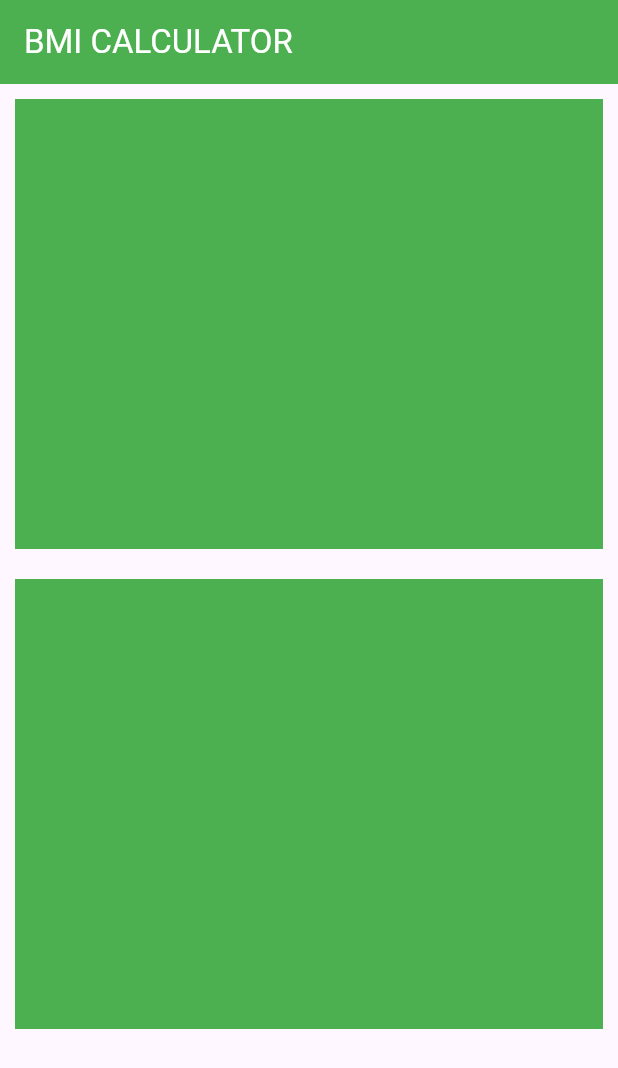
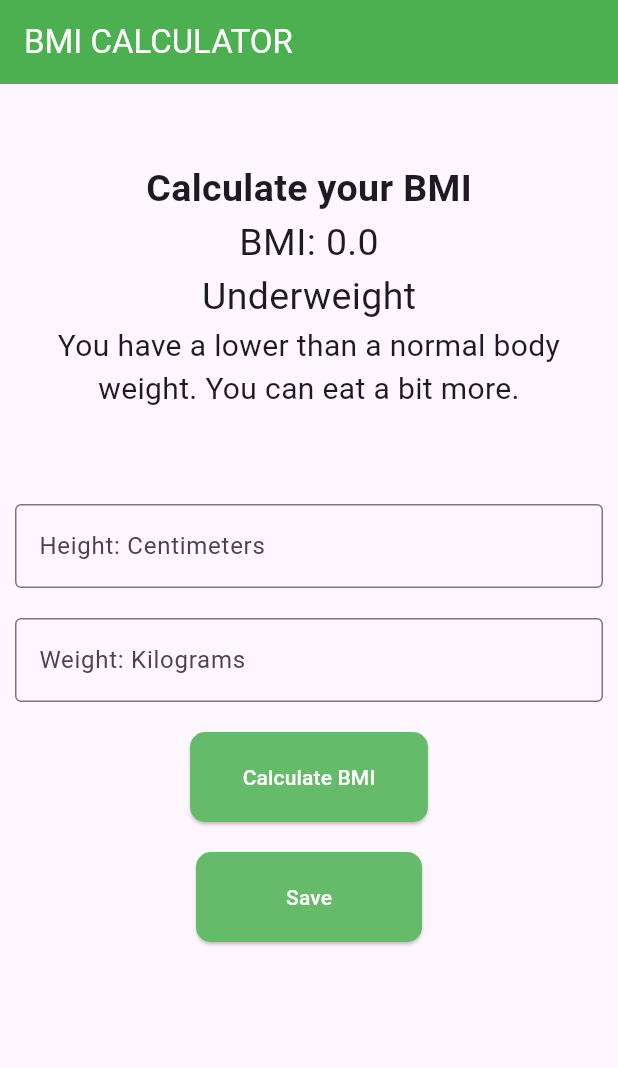
Before and after one commit to jc-lulu/BMI-CALCULATOR, a Flutter app: the screen it shows after launch, on a phone screen of 412 x 824 dp. Shown: the top 1068 px of the screen. Run offline on Flutter 3.47's test engine with Material 3 defaults, Android fonts, the phone set to English and light mode, and no system bars; our stand-ins replace shared_preferences.

Commit message:
bmi calcu commit

```diff
--- a/lib/main.dart
+++ b/lib/main.dart
@@ -1,5 +1,5 @@
 import 'package:flutter/material.dart';
-import 'package:myapp/container.dart';
+import 'package:shared_preferences/shared_preferences.dart';
 
 void main() {
   runApp(const MyApp());
@@ -8,27 +8,11 @@ void main() {
 class MyApp extends StatelessWidget {
   const MyApp({super.key});
 
-  // This widget is the root of your application.
   @override
   Widget build(BuildContext context) {
     return MaterialApp(
       title: 'Flutter Demo',
       theme: ThemeData(
-        // This is the theme of your application.
-        //
-        // TRY THIS: Try running your application with "flutter run". You'll see
-        // the application has a purple toolbar. Then, without quitting the app,
-        // try changing the seedColor in the colorScheme below to Colors.green
-        // and then invoke "hot reload" (save your changes or press the "hot
-        // reload" button in a Flutter-supported IDE, or press "r" if you used
-        // the command line to start the app).
-        //
-        // Notice that the counter didn't reset back to zero; the application
-        // state is not lost during the reload. To reset the state, use hot
-        // restart instead.
-        //
-        // This works for code too, not just values: Most code changes can be
-        // tested with just a hot reload.
         colorScheme: ColorScheme.fromSeed(seedColor: Colors.deepPurple),
         useMaterial3: true,
       ),
@@ -45,23 +29,199 @@ class MyHomePage extends StatefulWidget {
 }
 
 class _MyHomePageState extends State<MyHomePage> {
+  final _formKey = GlobalKey<FormState>();
+  final TextEditingController _heightController = TextEditingController();
+  final TextEditingController _weightController = TextEditingController();
+  double bmi = 0.00;
+  String weightStatus = "Underweight";
+  String bmiMessage =
+      "You have a lower than a normal body weight. You can eat a bit more.";
+
+  @override
+  void initState() {
+    super.initState();
+    _loadSavedData();
+  }
+
+  @override
+  void dispose() {
+    _heightController.dispose();
+    _weightController.dispose();
+    super.dispose();
+  }
+
+  Future<void> _calculateBMI() async {
+    if (_formKey.currentState!.validate()) {
+      double heightCm = double.parse(_heightController.text);
+      double heightM = heightCm / 100; // Convert height to meters
+      double weight = double.parse(_weightController.text);
+
+      setState(() {
+        bmi = double.parse((weight / (heightM * heightM)).toStringAsFixed(2));
+        // Calculate BMI
+
+        if (bmi < 18.5) {
+          weightStatus = "Underweight";
+          bmiMessage =
+              "You have a lower than a normal body weight. You can eat a bit more.";
+        } else if (bmi >= 18.5 && bmi < 24.9) {
+          weightStatus = "Normal weight";
+          bmiMessage = "You have a normal body weight. Good job!";
+        } else if (bmi >= 25 && bmi < 29.9) {
+          weightStatus = "Overweight";
+          bmiMessage =
+              "You have a higher than normal body weight. Try to exercise more.";
+        } else {
+          weightStatus = "Obesity";
+          bmiMessage =
+              "You have a much higher than normal body weight. Seek medical advice.";
+        }
+      });
+
+      ScaffoldMessenger.of(context)
+          .showSnackBar(const SnackBar(content: Text('BMI Calculated')));
+    }
+  }
+
+  Future<void> _saveData() async {
+    SharedPreferences prefs = await SharedPreferences.getInstance();
+    await prefs.setDouble('bmi', bmi);
+    await prefs.setString('weightStatus', weightStatus);
+    await prefs.setString('bmiMessage', bmiMessage);
+
+    ScaffoldMessenger.of(context)
+        .showSnackBar(const SnackBar(content: Text('Saved Successfully')));
+  }
+
+  Future<void> _loadSavedData() async {
+    SharedPreferences prefs = await SharedPreferences.getInstance();
+    setState(() {
+      bmi = prefs.getDouble('bmi') ?? 0.00;
+      weightStatus = prefs.getString('weightStatus') ?? "Underweight";
+      bmiMessage = prefs.getString('bmiMessage') ??
+          "You have a lower than a normal body weight. You can eat a bit more.";
+    });
+  }
+
   @override
   Widget build(BuildContext context) {
     return Scaffold(
-        appBar: AppBar(
-          title: const Text("BMI CALCULATOR"),
-          // titleTextStyle: const TextStyle(fontWeight: FontWeight.w500),
-          foregroundColor: Colors.white,
-          backgroundColor: Colors.green[500],
-        ),
-        body: const Center(
+      appBar: AppBar(
+        title: const Text("BMI CALCULATOR"),
+        foregroundColor: Colors.white,
+        backgroundColor: Colors.green[500],
+      ),
+      body: Center(
+        child: Form(
+          key: _formKey,
           child: Column(
-            crossAxisAlignment: CrossAxisAlignment.center,
             children: [
-              MyContainer(),
-              MyContainer(),
+              Container(
+                height: 250,
+                width: 400,
+                margin: const EdgeInsets.all(10),
+                decoration: const BoxDecoration(
+                    // color: Colors.green,
+                    ),
+                child: Column(
+                  mainAxisAlignment: MainAxisAlignment.center,
+                  children: [
+                    const Text(
+                      "Calculate your BMI",
+                      style:
+                          TextStyle(fontSize: 25, fontWeight: FontWeight.bold),
+                    ),
+                    Text(
+                      'BMI: $bmi',
+                      style: const TextStyle(fontSize: 25),
+                    ),
+                    Text(
+                      weightStatus,
+                      style: const TextStyle(fontSize: 25),
+                    ),
+                    Text(
+                      bmiMessage,
+                      style: const TextStyle(fontSize: 20),
+                      textAlign: TextAlign.center,
+                    ),
+                  ],
+                ),
+              ),
+              Container(
+                height: 300,
+                width: 400,
+                margin: const EdgeInsets.all(10),
+                decoration: const BoxDecoration(),
+                child: Column(
+                  children: [
+                    TextFormField(
+                      validator: (value) {
+                        if (value == null || value.isEmpty) {
+                          return "Please enter your height in centimeters";
+                        } else {
+                          return null;
+                        }
+                      },
+                      controller: _heightController,
+                      decoration: const InputDecoration(
+                        border: OutlineInputBorder(),
+                        labelText: 'Height: Centimeters',
+                      ),
+                    ),
+                    const SizedBox(
+                      height: 20,
+                    ),
+                    TextFormField(
+                      validator: (value) {
+                        if (value == null || value.isEmpty) {
+                          return "Please enter your weight";
+                        } else {
+                          return null;
+                        }
+                      },
+                      controller: _weightController,
+                      decoration: const InputDecoration(
+                        border: OutlineInputBorder(),
+                        labelText: 'Weight: Kilograms',
+                      ),
+                    ),
+                    const SizedBox(
+                      height: 20,
+                    ),
+                    ElevatedButton(
+                      onPressed: _calculateBMI,
+                      style: ElevatedButton.styleFrom(
+                        shape: RoundedRectangleBorder(
+                            borderRadius: BorderRadius.circular(10.0)),
+                        backgroundColor: Colors.green[400],
+                        foregroundColor: Colors.white,
+                        padding: const EdgeInsets.symmetric(
+                            horizontal: 35, vertical: 20),
+                      ),
+                      child: const Text('Calculate BMI'),
+                    ),
+                    const SizedBox(
+                      height: 20,
+                    ),
+                    ElevatedButton(
+                      onPressed: _saveData,
+                      style: ElevatedButton.styleFrom(
+                        shape: RoundedRectangleBorder(
+                            borderRadius: BorderRadius.circular(10.0)),
+                        backgroundColor: Colors.green[400],
+                        foregroundColor: Colors.white,
+                        padding: const EdgeInsets.symmetric(
+                            horizontal: 60, vertical: 20),
+                      ),
+                      child: const Text('Save'),
+                    ),
+                  ],
+                ),
+              ),
             ],
           ),
-        ));
+        ),
+      ),
+    );
   }
 }
```
Also changed, not shown: pubspec.yaml (+3 -4 lines), pubspec.lock, 1 other file.
